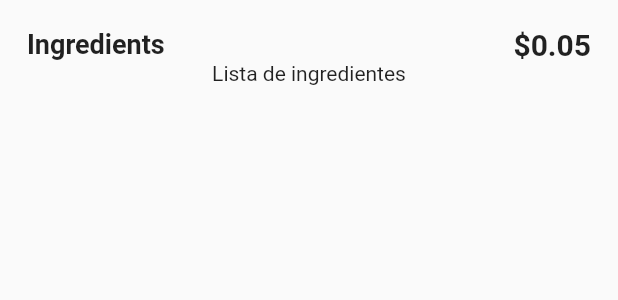
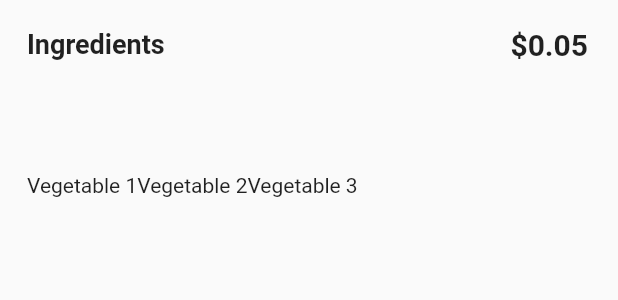
Before and after one commit to JoelEspinal/burger_app, a Flutter app: the IngredientWidget widget shown alone on an empty page, opened directly, on a phone screen of 412 x 824 dp. Shown: the top 300 px of the screen. Run offline on Flutter 3.47's test engine with Material 2 defaults, Android fonts, the phone set to English and light mode, and no system bars.

Commit message:
:clown_face:Add fake ingredients

```diff
--- a/lib/ui/ingredients/ingredients_widget.dart
+++ b/lib/ui/ingredients/ingredients_widget.dart
@@ -10,7 +10,7 @@ class IngredientWidget extends StatelessWidget {
       padding: EdgeInsets.only(
         top: 18.0,
         left: 18.0,
-        right: 18.0,
+        right: 20.0,
       ),
       child: Container(
         height: _height,
@@ -36,7 +36,17 @@ class IngredientWidget extends StatelessWidget {
                 ),
               ],
             ),
-            Text("Lista de ingredientes"),
+            Container(
+              width: double.infinity,
+              height: (_height * 0.20),
+              child: Row(
+                children: <Widget>[
+                  Text("Vegetable 1"),
+                  Text("Vegetable 2"),
+                  Text("Vegetable 3")
+                ],
+              ),
+            ),
           ],
         ),
       ),
```
